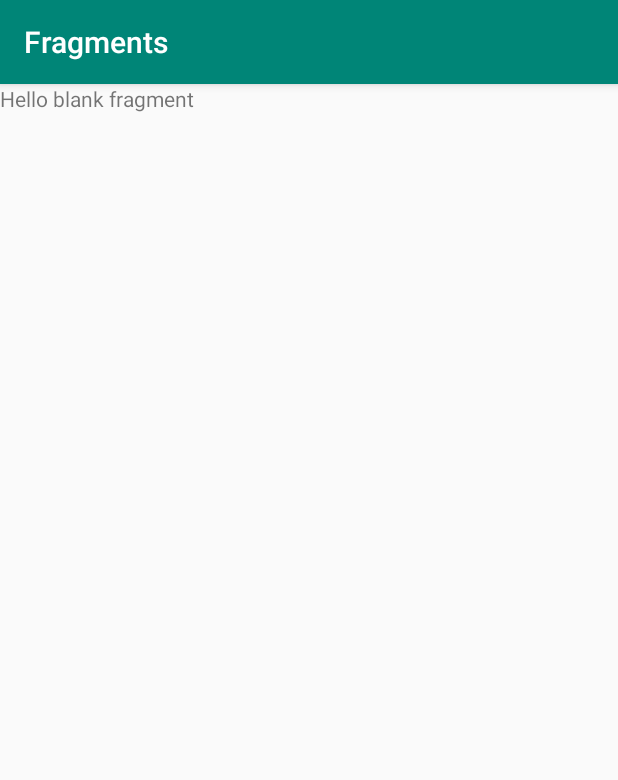
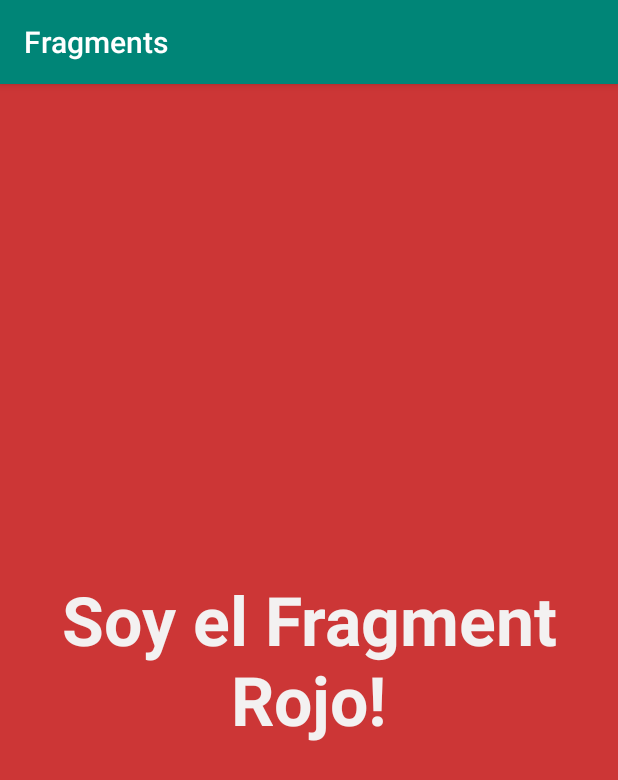
Before and after one commit to arirsuarez/FragmentsEj1, an Android app: the fragment RojoFragment shown on its own in the app's theme, on a phone screen of 412 x 824 dp. Shown: the top 780 px of the screen. Run offline under Robolectric (Android 15) with nearby library versions, the phone set to English and light mode, and no system bars.

```diff
--- a/app/src/main/res/layout/fragment_rojo.xml
+++ b/app/src/main/res/layout/fragment_rojo.xml
@@ -5,10 +5,15 @@
     android:layout_height="match_parent"
     tools:context=".RojoFragment">
 
-    <!-- TODO: Update blank fragment layout -->
     <TextView
         android:layout_width="match_parent"
         android:layout_height="match_parent"
-        android:text="@string/hello_blank_fragment" />
+        android:text="Soy el Fragment Rojo!"
+        android:textAlignment="center"
+        android:gravity="center"
+        android:background="#CC3636"
+        android:textSize="45dp"
+        android:textStyle="bold"
+        android:textColor="#F3F1F1"/>
 
 </FrameLayout>
```
Also changed, not shown: app/src/main/java/com/example/fragments/MainActivity.java (+26 -0 lines).
